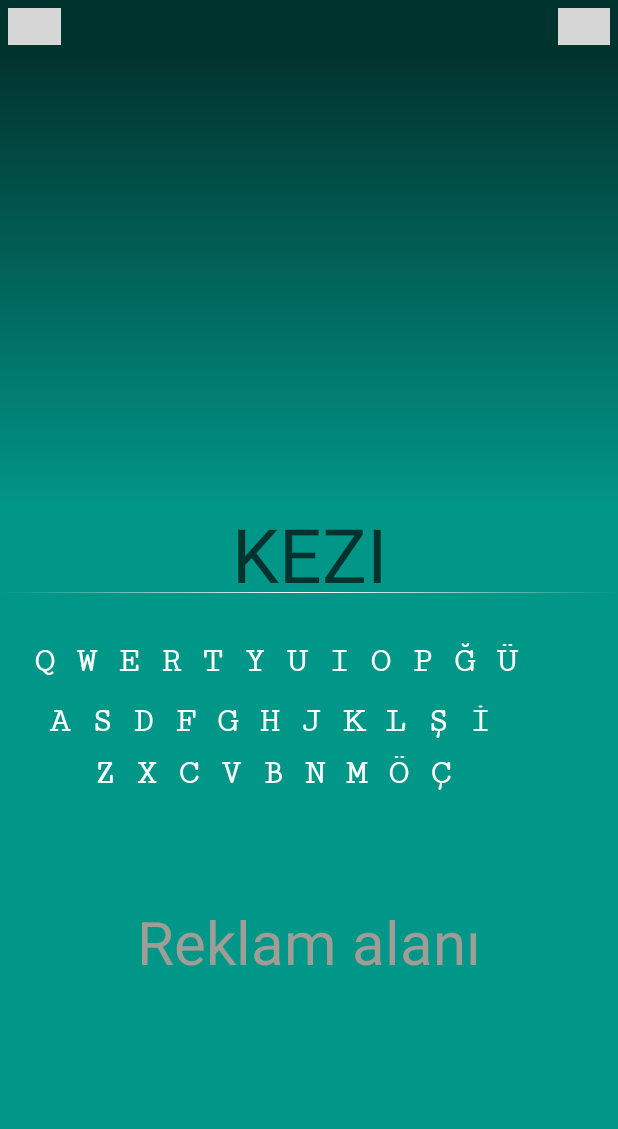
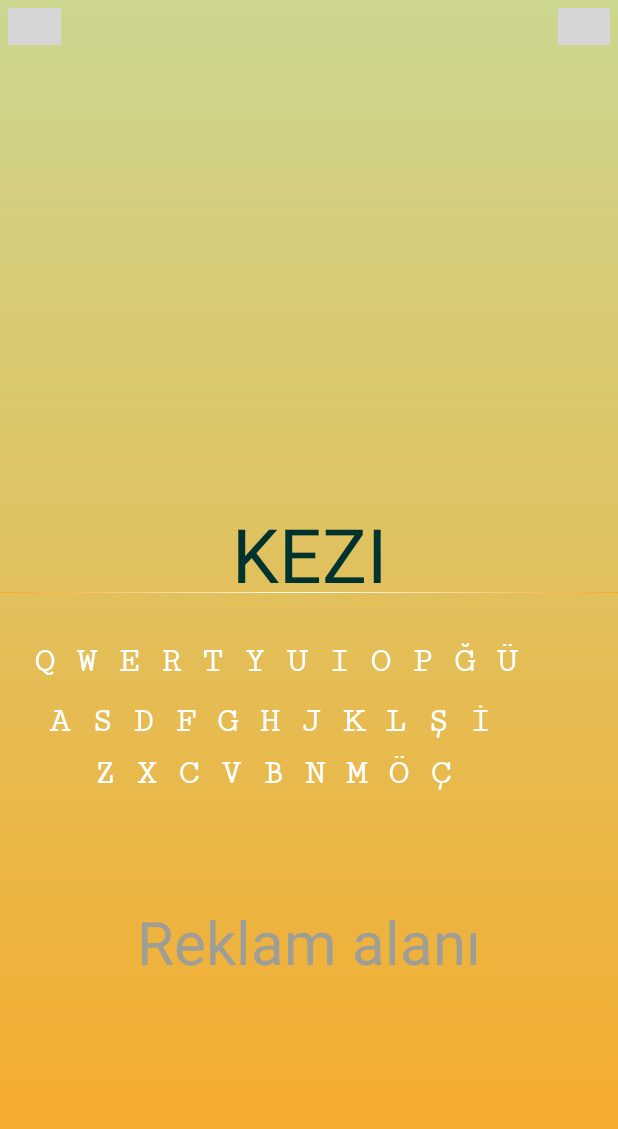
Before and after one commit to deksaa/Kezinta, an Android app: the MainActivity screen opened directly, with no data from a screen before it, after a tap on "KEZIN", on a phone screen of 412 x 824 dp. Shown: the top 1129 px of the screen. Run offline under Robolectric (Android 15) with nearby library versions, the phone set to English and light mode, and no system bars; libraries missing offline, so code that uses them is left out: com.github.zagum.switchicon, com.tomer.fadingtextview; plain views replace FadingTextView, SwitchIconView; 5 statements that could not run were skipped; 2 other taps on this screen came first; grey boxes are pictures that could not be loaded.

Commit message:
Background gradient color is changed to hot color.Text Color is changed to dark green. Music duplication is fixed.White screen between two activity is fixed.

```diff
--- a/app/src/main/java/com/example/destan/kezintagame/MainActivity.java
+++ b/app/src/main/java/com/example/destan/kezintagame/MainActivity.java
@@ -1,6 +1,7 @@
 package com.example.destan.kezintagame;
 
 import android.app.Activity;
+import android.content.Intent;
 import android.media.MediaPlayer;
 import android.os.Bundle;
 import android.util.Log;
@@ -35,6 +36,8 @@ public class MainActivity extends Activity {
     String guess = "";
     String word = "";
     String lastCharOfWord ="k";
+
+    boolean musicFlag = false;
 
     //Keyboard keys are declareting.
     TextView keyboardKeyQ;
@@ -405,12 +408,21 @@ public class MainActivity extends Activity {
         super.onPause();
         duration = music.getCurrentPosition();
         music.pause();
+        musicFlag = true;
     }
 
     @Override
     protected void onResume(){
         super.onResume();
-        music.seekTo(duration);
-        music.start();
+        if(musicFlag) {
+            music.seekTo(duration);
+            music.start();
+        }
+    }
+    @Override
+    public void onBackPressed(){
+        Intent goToMenuActivity = new Intent(MainActivity.this, MenuActivity.class);
+        MainActivity.this.finish();
+        startActivity(goToMenuActivity);
     }
 }
--- a/app/src/main/res/drawable/gradientbg.xml
+++ b/app/src/main/res/drawable/gradientbg.xml
@@ -3,7 +3,7 @@
     <shape xmlns:android="http://schemas.android.com/apk/res/android" android:shape="rectangle" >
         <gradient
             android:type="linear"
-            android:startColor="#FF019587"
-            android:endColor="#FF01332E"
+            android:startColor="#f9a825"
+            android:endColor="#ccd68f"
             android:angle="90"/>
     </shape>
--- a/app/src/main/res/layout/activity_main.xml
+++ b/app/src/main/res/layout/activity_main.xml
@@ -6,7 +6,7 @@
     android:id="@+id/activity_main"
     android:layout_width="match_parent"
     android:layout_height="match_parent"
-    android:background="@color/MainBackground"
+    android:background="@drawable/gradientbg"
     tools:context="com.example.destan.kezintagame.MainActivity">
 
     <!--It contains the task bar layout-->
@@ -14,7 +14,6 @@
         android:id="@+id/TaskBarLayout"
         android:layout_width="match_parent"
         android:layout_height="35dp"
-        android:background="@color/TaskBarColor"
         android:orientation="horizontal"
         android:layout_alignParentLeft="true"
         android:layout_centerHorizontal="true">
@@ -30,7 +29,7 @@
             android:layout_width="match_parent"
             android:layout_height="match_parent"
             app:si_animation_duration="100"
-            app:si_tint_color="@color/soft"
+            app:si_tint_color="@color/inputWordColor"
             app:srcCompat="@drawable/ic_sun2"/>
         </LinearLayout>
 
@@ -43,7 +42,7 @@
             android:gravity="center"
             android:layout_weight="0.05"
             android:textSize="20sp"
-            android:textColor="@color/soft"
+            android:textColor="@color/inputWordColor"
             app:timeout="1000"
             app:texts="@array/txtStrings" />
         <!--It contain sound on/off icon-->
@@ -57,7 +56,7 @@
                 android:layout_width="match_parent"
                 android:layout_height="match_parent"
                 app:si_animation_duration="100"
-                app:si_tint_color="@color/soft"
+                app:si_tint_color="@color/inputWordColor"
                 app:srcCompat="@drawable/ic_sound"
                 />
         </LinearLayout>
@@ -69,7 +68,6 @@
         android:orientation="vertical"
         android:layout_width="match_parent"
         android:layout_height="300dp"
-        android:background="@drawable/gradientbg"
         android:layout_below="@id/TaskBarLayout"
         android:layout_above="@id/wordsLayout"
         >
@@ -113,7 +111,7 @@
         android:layout_width="match_parent"
         android:layout_height="180dp"
         android:layout_marginTop="25dp"
-        android:background="@color/MainBackground"
+
         android:orientation="vertical"
         android:layout_below="@id/inputLayout"
         android:layout_alignParentLeft="true"
@@ -132,7 +130,6 @@
             android:id="@+id/textView1"
             android:layout_width="28dp"
             android:layout_height="40dp"
-            android:background="@color/MainBackground"
             android:gravity="center"
             android:textStyle="bold"
             android:fontFamily="serif-monospace"
@@ -145,7 +142,6 @@
         <TextView
             android:layout_width="28dp"
             android:layout_height="40dp"
-            android:background="@color/MainBackground"
             android:gravity="center"
             android:fontFamily="serif-monospace"
             android:textStyle="bold"
@@ -161,7 +157,6 @@
             android:id="@+id/textView3"
             android:layout_width="28dp"
             android:layout_height="40dp"
-            android:background="@color/MainBackground"
             android:gravity="center"
             android:fontFamily="serif-monospace"
             android:textStyle="bold"
@@ -175,7 +170,6 @@
             android:id="@+id/textView4"
             android:layout_width="28dp"
             android:layout_height="40dp"
-            android:background="@color/MainBackground"
             android:gravity="center"
             android:fontFamily="serif-monospace"
             android:textStyle="bold"
@@ -189,7 +183,6 @@
             android:id="@+id/textView5"
             android:layout_width="28dp"
             android:layout_height="40dp"
-            android:background="@color/MainBackground"
             android:gravity="center"
             android:fontFamily="serif-monospace"
             android:textStyle="bold"
@@ -203,7 +196,6 @@
             android:id="@+id/textView6"
             android:layout_width="28dp"
             android:layout_height="40dp"
-            android:background="@color/MainBackground"
             android:gravity="center"
             android:fontFamily="serif-monospace"
             android:textStyle="bold"
@@ -217,7 +209,6 @@
             android:id="@+id/textView7"
             android:layout_width="28dp"
             android:layout_height="40dp"
-            android:background="@color/MainBackground"
             android:gravity="center"
             android:fontFamily="serif-monospace"
             android:textStyle="bold"
@@ -231,7 +222,6 @@
             android:id="@+id/textView8"
             android:layout_width="28dp"
             android:layout_height="40dp"
-            android:background="@color/MainBackground"
             android:gravity="center"
             android:fontFamily="serif-monospace"
             android:textStyle="bold"
@@ -245,7 +235,6 @@
             android:id="@+id/textView9"
             android:layout_width="28dp"
             android:layout_height="40dp"
-            android:background="@color/MainBackground"
             android:gravity="center"
             android:fontFamily="serif-monospace"
             android:textStyle="bold"
@@ -259,7 +248,6 @@
             android:id="@+id/textView10"
             android:layout_width="28dp"
             android:layout_height="40dp"
-            android:background="@color/MainBackground"
             android:gravity="center"
             android:fontFamily="serif-monospace"
             android:textStyle="bold"
@@ -273,7 +261,6 @@
             android:id="@+id/textView11"
             android:layout_width="28dp"
             android:layout_height="40dp"
-            android:background="@color/MainBackground"
             android:gravity="center"
             android:fontFamily="serif-monospace"
             android:textStyle="bold"
@@ -287,7 +274,6 @@
             android:id="@+id/textView12"
             android:layout_width="28dp"
             android:layout_height="40dp"
-            android:background="@color/MainBackground"
             android:gravity="center"
             android:fontFamily="serif-monospace"
             android:textStyle="bold"
@@ -301,7 +287,6 @@
             android:id="@+id/textView13"
             android:layout_width="28dp"
             android:layout_height="40dp"
-            android:background="@color/MainBackground"
             android:gravity="center"
             android:fontFamily="serif-monospace"
             android:textStyle="bold"
@@ -315,7 +300,6 @@
             android:id="@+id/textView14"
             android:layout_width="28dp"
             android:layout_height="40dp"
-            android:background="@color/MainBackground"
             android:gravity="center"
             android:fontFamily="serif-monospace"
             android:textStyle="bold"
@@ -329,7 +313,6 @@
             android:id="@+id/textView15"
             android:layout_width="28dp"
             android:layout_height="40dp"
-            android:background="@color/MainBackground"
             android:gravity="center"
             android:fontFamily="serif-monospace"
             android:textStyle="bold"
@@ -343,7 +326,6 @@
             android:id="@+id/textView16"
             android:layout_width="28dp"
             android:layout_height="40dp"
-            android:background="@color/MainBackground"
             android:gravity="center"
             android:fontFamily="serif-monospace"
             android:textStyle="bold"
@@ -357,7 +339,6 @@
             android:id="@+id/textView17"
             android:layout_width="28dp"
             android:layout_height="40dp"
-            android:background="@color/MainBackground"
             android:gravity="center"
             android:fontFamily="serif-monospace"
             android:textStyle="bold"
@@ -371,7 +352,6 @@
             android:id="@+id/textView18"
             android:layout_width="28dp"
             android:layout_height="40dp"
-            android:background="@color/MainBackground"
             android:gravity="center"
             android:fontFamily="serif-monospace"
             android:textStyle="bold"
@@ -385,7 +365,6 @@
             android:id="@+id/textView19"
             android:layout_width="28dp"
             android:layout_height="40dp"
-            android:background="@color/MainBackground"
             android:gravity="center"
             android:fontFamily="serif-monospace"
             android:textStyle="bold"
@@ -399,7 +378,6 @@
             android:id="@+id/textView20"
             android:layout_width="28dp"
             android:layout_height="40dp"
-            android:background="@color/MainBackground"
             android:gravity="center"
             android:fontFamily="serif-monospace"
             android:textStyle="bold"
@@ -413,7 +391,6 @@
             android:id="@+id/textView21"
             android:layout_width="28dp"
             android:layout_height="40dp"
-            android:background="@color/MainBackground"
             android:gravity="center"
             android:fontFamily="serif-monospace"
             android:textStyle="bold"
@@ -427,7 +404,6 @@
             android:id="@+id/textView22"
             android:layout_width="28dp"
             android:layout_height="40dp"
-            android:background="@color/MainBackground"
             android:gravity="center"
             android:fontFamily="serif-monospace"
             android:textStyle="bold"
@@ -441,7 +417,6 @@
             android:id="@+id/textView23"
             android:layout_width="28dp"
             android:layout_height="40dp"
-            android:background="@color/MainBackground"
             android:gravity="center"
             android:fontFamily="serif-monospace"
             android:textStyle="bold"
@@ -455,7 +430,6 @@
             android:id="@+id/textView24"
             android:layout_width="28dp"
             android:layout_height="40dp"
-            android:background="@color/MainBackground"
             android:gravity="center"
             android:fontFamily="serif-monospace"
             android:textStyle="bold"
@@ -469,7 +443,6 @@
             android:id="@+id/textView25"
             android:layout_width="28dp"
             android:layout_height="40dp"
-            android:background="@color/MainBackground"
             android:gravity="center"
             android:fontFamily="serif-monospace"
             android:textStyle="bold"
@@ -483,7 +456,6 @@
             android:id="@+id/textView26"
             android:layout_width="28dp"
             android:layout_height="40dp"
-            android:background="@color/MainBackground"
             android:gravity="center"
             android:fontFamily="serif-monospace"
             android:textStyle="bold"
@@ -497,7 +469,6 @@
             android:id="@+id/textView27"
             android:layout_width="28dp"
             android:layout_height="40dp"
-            android:background="@color/MainBackground"
             android:gravity="center"
             android:fontFamily="serif-monospace"
             android:textStyle="bold"
@@ -511,7 +482,6 @@
             android:id="@+id/textView28"
             android:layout_width="28dp"
             android:layout_height="40dp"
-            android:background="@color/MainBackground"
             android:gravity="center"
             android:fontFamily="serif-monospace"
             android:textStyle="bold"
@@ -525,7 +495,6 @@
             android:id="@+id/textView29"
             android:layout_width="28dp"
             android:layout_height="40dp"
-            android:background="@color/MainBackground"
             android:gravity="center"
             android:fontFamily="serif-monospace"
             android:textStyle="bold"
@@ -539,7 +508,6 @@
             android:id="@+id/textView30"
             android:layout_width="28dp"
             android:layout_height="40dp"
-            android:background="@color/MainBackground"
             android:gravity="center"
             android:fontFamily="serif-monospace"
             android:textStyle="bold"
@@ -553,7 +521,6 @@
             android:id="@+id/textView31"
             android:layout_width="28dp"
             android:layout_height="40dp"
-            android:background="@color/MainBackground"
             android:gravity="center"
             android:fontFamily="serif-monospace"
             android:textStyle="bold"
@@ -567,7 +534,6 @@
             android:id="@+id/textView32"
             android:layout_width="28dp"
             android:layout_height="40dp"
-            android:background="@color/MainBackground"
             android:gravity="center"
             android:fontFamily="serif-monospace"
             android:textStyle="bold"
@@ -586,7 +552,6 @@
         android:layout_width="match_parent"
         android:layout_height="90dp"
         android:layout_alignParentLeft="true"
-        android:background="@color/MainBackground"
         android:layout_below="@id/keyboardLayout"
         android:layout_alignParentBottom="true">
 
--- a/app/src/main/res/layout/activity_menu.xml
+++ b/app/src/main/res/layout/activity_menu.xml
@@ -32,7 +32,7 @@
             android:layout_width="match_parent"
             android:layout_height="wrap_content"
             android:layout_gravity="bottom|center_horizontal"
-            android:background="@color/black_overlay"
+            android:background="@drawable/gradientbg"
             android:orientation="horizontal"
             tools:ignore="UselessParent">
 
--- a/app/src/main/res/values/colors.xml
+++ b/app/src/main/res/values/colors.xml
@@ -7,7 +7,7 @@
     <color name="c1">#dacb54</color>
     <color name="c2">#1083e1</color>
     <color name="c3">#a367b9</color>
-    <color name="MainBackground">#FF009688</color>
+    <color name="MainBackground">#f9a825</color>
     <color name="TaskBarColor">#a8000000</color>
     <color name="inputWordColor">#01332E</color>
 
```
Also changed, not shown: app/src/main/AndroidManifest.xml (+14 -4 lines), app/src/main/java/com/example/destan/kezintagame/MenuActivity.java (+21 -2 lines).
